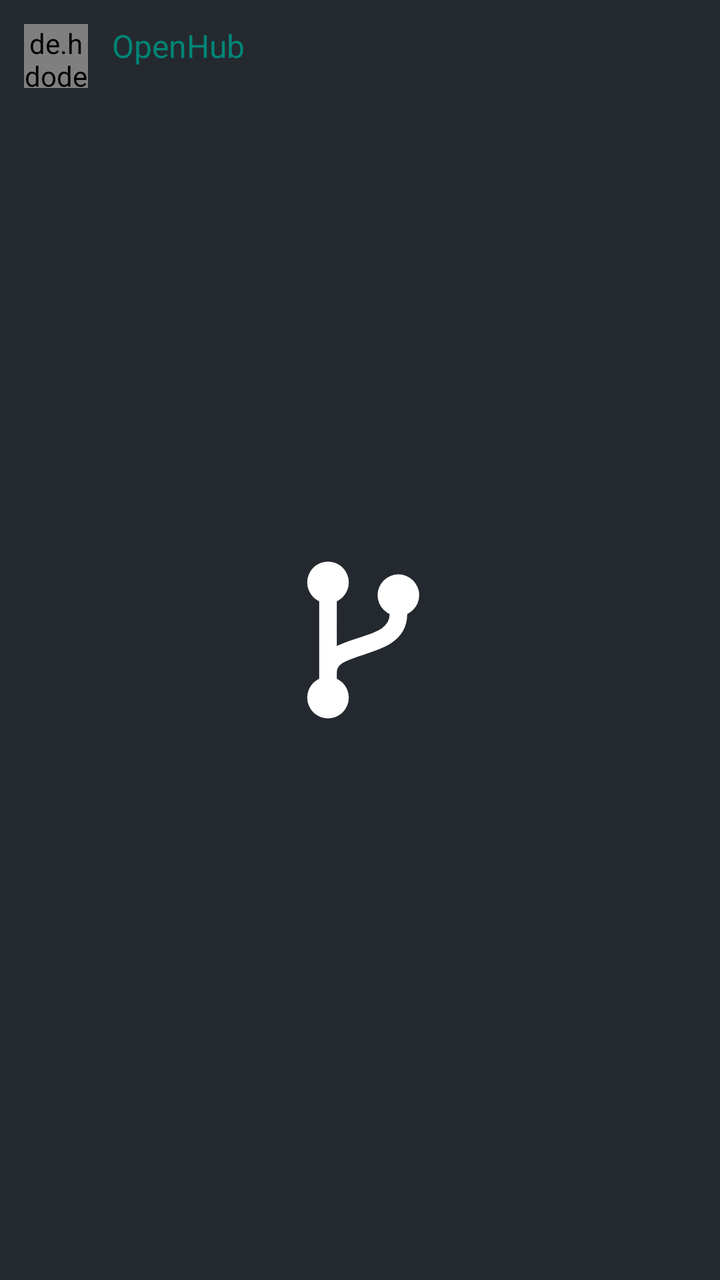
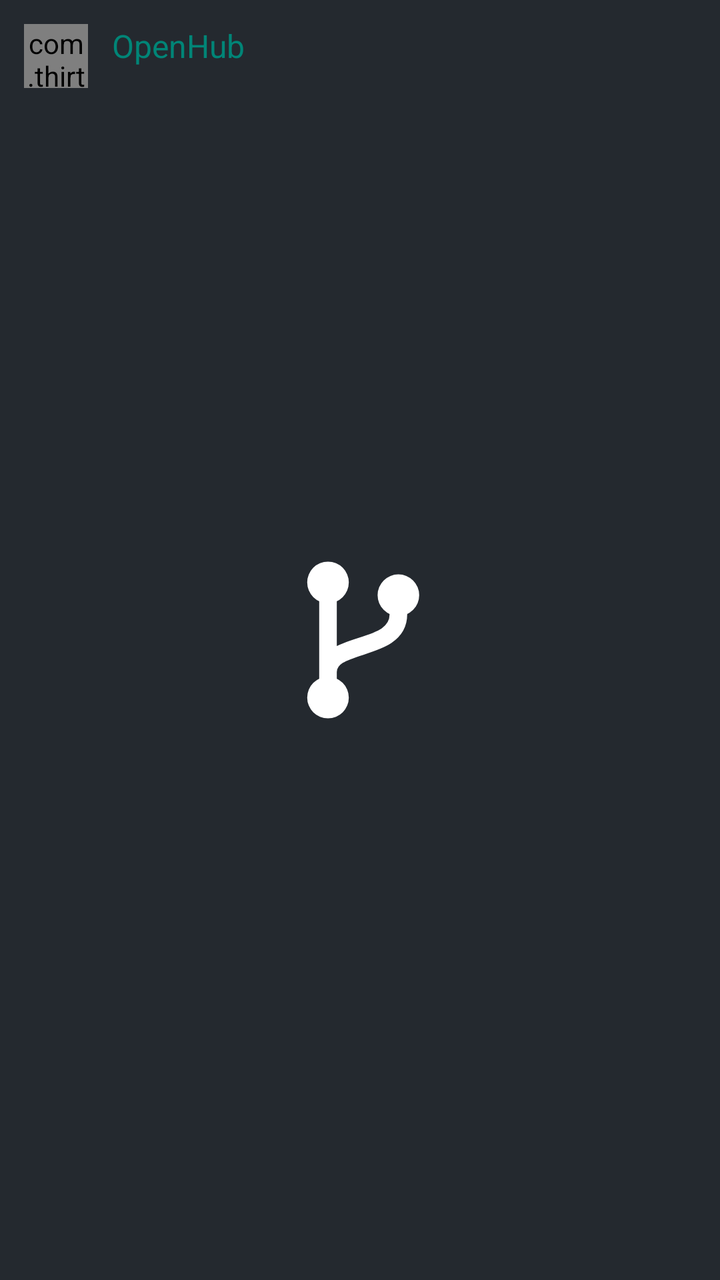

Before-and-after screenshots of an Android layout around one commit, followed by the original layout XML and the change that was made.
<!-- AndroidManifest.xml: application theme SplashTheme -->
<!-- res/layout/layout_item_comments.xml -->
<?xml version="1.0" encoding="utf-8"?>
<LinearLayout
    xmlns:android="http://schemas.android.com/apk/res/android"
    xmlns:app="http://schemas.android.com/apk/res-auto"
    android:layout_width="match_parent"
    android:layout_height="wrap_content"
    android:layout_marginTop="@dimen/card_view_vertical_margin"
    android:layout_marginBottom="@dimen/card_view_vertical_margin"
    android:background="?card_background"
    android:foreground="?android:attr/selectableItemBackground">

    <LinearLayout
        android:layout_width="match_parent"
        android:layout_height="wrap_content"
        android:orientation="vertical"
        android:padding="@dimen/spacing_normal">

        <LinearLayout
            android:layout_width="match_parent"
            android:layout_height="wrap_content"
            android:orientation="horizontal">
            <de.hdodenhof.circleimageview.CircleImageView
                android:id="@+id/user_avatar"
                android:layout_width="32dp"
                android:layout_height="32dp"
                android:background="?android:selectableItemBackgroundBorderless"/>
            <TextView
                android:id="@+id/user_name"
                android:layout_width="wrap_content"
                android:layout_height="wrap_content"
                android:text="OpenHub"
                android:textSize="@dimen/text_normal"
                android:textColor="?colorAccent"
                android:layout_marginStart="@dimen/spacing_normal"
                android:gravity="center_vertical"/>
            <TextView
                android:id="@+id/time"
                android:layout_width="0dp"
                android:layout_height="wrap_content"
                android:layout_weight="1"
                android:gravity="end"
                android:textSize="@dimen/text_mini"
                android:textColor="?android:textColorSecondary"
                android:layout_marginStart="@dimen/spacing_mini"
                android:layout_gravity="top"/>
        </LinearLayout>

        <TextView
            android:id="@+id/comment_desc"
            android:layout_width="match_parent"
            android:layout_height="wrap_content"
            android:text=""
            android:textSize="@dimen/text_small"
            android:paddingTop="@dimen/spacing_small"
            android:textColor="?android:textColorPrimary"
            android:maxLines="20"
            android:ellipsize="end"/>

    </LinearLayout>

</LinearLayout>
<!-- resources referenced by this layout -->
<resources>
  <dimen name="card_view_vertical_margin">4dp</dimen>
  <dimen name="spacing_mini">4dp</dimen>
  <dimen name="spacing_normal">12dp</dimen>
  <dimen name="spacing_small">8dp</dimen>
  <dimen name="text_mini">12sp</dimen>
  <dimen name="text_normal">16sp</dimen>
  <dimen name="text_small">14sp</dimen>
  <style name="SplashTheme" parent="Theme.AppCompat.Light.NoActionBar">
          
          <item name="android:statusBarColor">@color/transparent</item>
          
          <item name="android:windowBackground">@drawable/splash_screen_drawable</item>
          
      </style>
  <color name="transparent">#00FFFFFF</color>
  <!-- drawable splash_screen_drawable (drawable) -->
  <layer-list xmlns:android="http://schemas.android.com/apk/res/android">
      <item>
          <shape>
              <solid android:color="@color/logo_background"/>
          </shape>
      </item>
      <item
          android:width="144dp"
          android:height="144dp"
          android:gravity="center">
          <vector
              android:width="144dp"
              android:height="144dp"
              android:viewportWidth="108"
              android:viewportHeight="108">
              <group
                  android:pivotX="54"
                  android:pivotY="54"
                  android:scaleX="1.2"
                  android:scaleY="1.2">
                  <path
                      android:pathData="M44,40 L44,68 M66,46 C66,58 44,54 44,64"
                      android:strokeColor="#FFFFFF"
                      android:strokeWidth="5.5"
                      android:strokeLineCap="round"/>
                  <path
                      android:fillColor="#FFFFFF"
                      android:pathData="M37.5,36 a6.5,6.5 0 1,0 13,0 a6.5,6.5 0 1,0 -13,0 Z M37.5,72 a6.5,6.5 0 1,0 13,0 a6.5,6.5 0 1,0 -13,0 Z M59.5,40 a6.5,6.5 0 1,0 13,0 a6.5,6.5 0 1,0 -13,0 Z"/>
              </group>
          </vector>
      </item>
  </layer-list>
  <color name="logo_background">#24292F</color>
</resources>

<!-- the commit's change to res/layout/layout_item_comments.xml (unified diff, before → after) -->
@@ -19,7 +19,7 @@
             android:layout_width="match_parent"
             android:layout_height="wrap_content"
             android:orientation="horizontal">
-            <de.hdodenhof.circleimageview.CircleImageView
+            <com.thirtydegreesray.openhub.ui.widget.CircleImageView
                 android:id="@+id/user_avatar"
                 android:layout_width="32dp"
                 android:layout_height="32dp"
